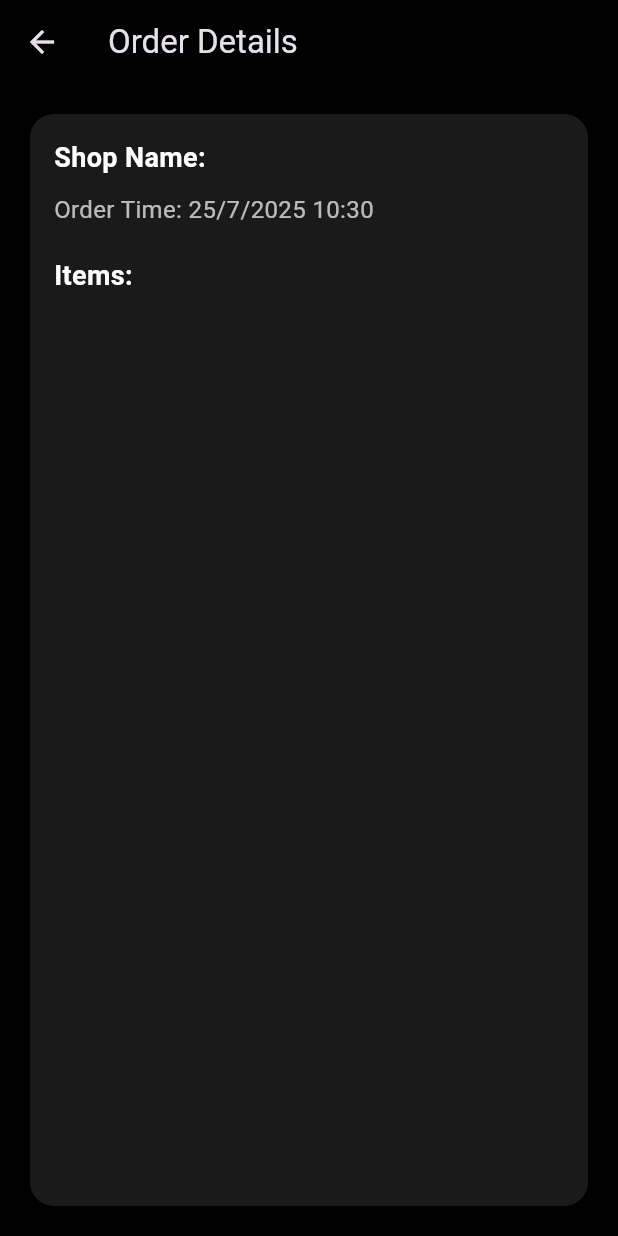
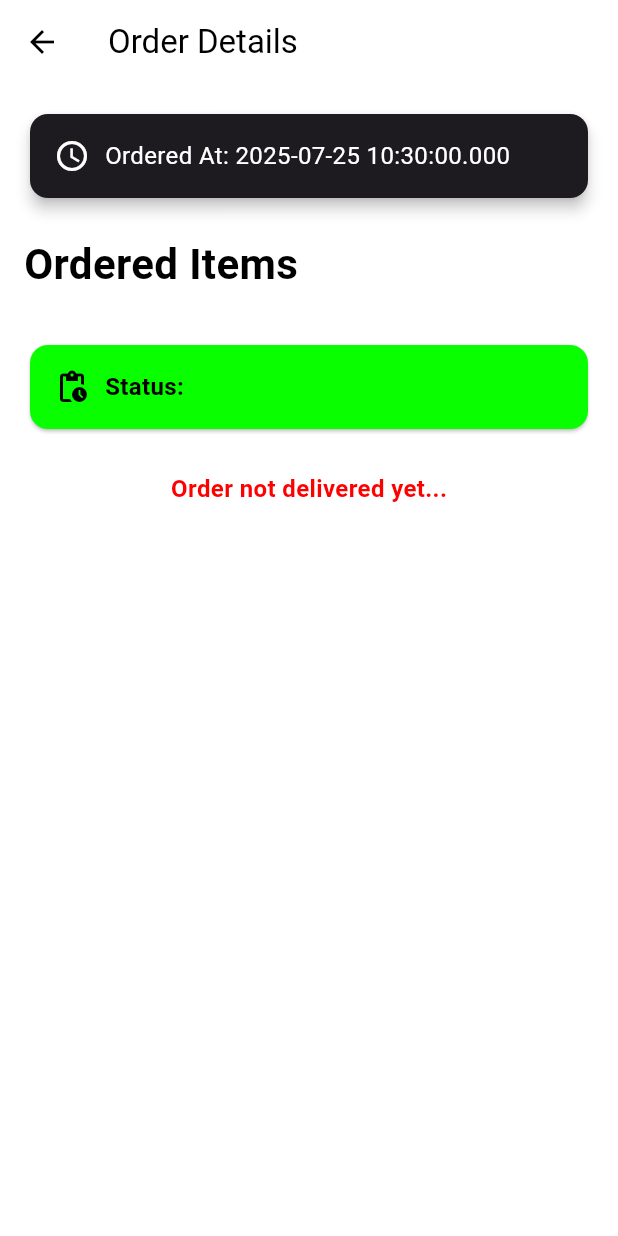
Before and after one commit to Sanka43/KitchenSync, a Flutter app: the OrderDetailPage screen opened directly with empty values, on a phone screen of 412 x 824 dp. Run offline on Flutter 3.47's test engine with Material 3 defaults, Android fonts, the phone set to English and light mode, and no system bars; our stand-ins replace cloud_firestore, firebase_auth, firebase_core, firebase_database, firebase_storage, fl_chart and 2 more; accounts and stored records are empty.

Commit message:
oder details page done

```diff
--- a/lib/views/hotel/order_detail_page.dart
+++ b/lib/views/hotel/order_detail_page.dart
@@ -6,96 +6,185 @@
 
   const OrderDetailPage({Key? key, required this.orderDoc}) : super(key: key);
 
-  Future<String> _getShopName(String shopId) async {
-    final shopDoc = await FirebaseFirestore.instance
-        .collection('shops')
-        .doc(shopId)
-        .get();
-    return shopDoc.exists ? shopDoc['name'] ?? 'Unknown Shop' : 'Unknown Shop';
-  }
-
   @override
   Widget build(BuildContext context) {
     final orderData = orderDoc.data() as Map<String, dynamic>;
-    final createdAt = (orderData['createdAt'] as Timestamp?)?.toDate();
-    final shopId = orderData['shopId'] ?? '';
-    final items = orderData['items'] as List<dynamic>? ?? [];
+    final Timestamp? timestamp = orderData['createdAt'];
+    final DateTime? createdAt = timestamp?.toDate();
 
-    return FutureBuilder<String>(
-      future: _getShopName(shopId),
-      builder: (context, snapshot) {
-        final shopName = snapshot.data ?? 'Loading...';
+    final String status = orderData['status'] ?? 'unknown';
+    final List<dynamic> items = orderData['items'] ?? [];
 
     return Scaffold(
       appBar: AppBar(
-            title: const Text('Order Details'),
-            backgroundColor: Colors.black87,
+        foregroundColor: Colors.black,
+        title: const Text("Order Details"),
+        backgroundColor: const Color.fromARGB(255, 255, 255, 255),
       ),
-          backgroundColor: Colors.black,
-          body: Padding(
+      backgroundColor: Colors.white,
+      body: SingleChildScrollView(
         padding: const EdgeInsets.all(16.0),
-            child: Card(
-              color: Colors.white.withOpacity(0.1),
+        child: Column(
+          crossAxisAlignment: CrossAxisAlignment.start,
+          children: [
+            Card(
+              elevation: 4,
               shape: RoundedRectangleBorder(
-                borderRadius: BorderRadius.circular(16),
+                borderRadius: BorderRadius.circular(12),
               ),
               child: Padding(
-                padding: const EdgeInsets.all(16),
-                child: ListView(
+                padding: const EdgeInsets.all(16.0),
+                child: Row(
                   children: [
+                    const Icon(
+                      Icons.access_time,
+                      color: Color.fromARGB(255, 255, 255, 255),
+                    ),
+                    const SizedBox(width: 10),
                     Text(
-                      'Shop Name: $shopName',
-                      style: const TextStyle(
-                        fontSize: 18,
-                        color: Colors.white,
-                        fontWeight: FontWeight.bold,
+                      createdAt != null
+                          ? 'Ordered At: ${createdAt.toLocal()}'
+                          : 'Date not available',
+                      style: const TextStyle(fontSize: 16),
                     ),
+                  ],
                 ),
-                    const SizedBox(height: 10),
-                    if (createdAt != null)
-                      Text(
-                        'Order Time: ${createdAt.day}/${createdAt.month}/${createdAt.year} '
-                        '${createdAt.hour}:${createdAt.minute.toString().padLeft(2, '0')}',
-                        style: const TextStyle(
-                          fontSize: 16,
-                          color: Colors.white70,
               ),
             ),
             const SizedBox(height: 20),
             const Text(
-                      'Items:',
+              'Ordered Items',
               style: TextStyle(
-                        fontSize: 18,
-                        color: Colors.white,
+                fontSize: 28,
                 fontWeight: FontWeight.bold,
+                color: Colors.black,
               ),
             ),
             const SizedBox(height: 10),
             ...items.map((item) {
-                      final itemId = item['itemId'] ?? 'Unknown';
-                      final quantity = item['quantity'] ?? '0';
-                      return ListTile(
+              final itemMap = item as Map<String, dynamic>;
+              return Card(
+                margin: const EdgeInsets.symmetric(vertical: 6),
+                shape: RoundedRectangleBorder(
+                  borderRadius: BorderRadius.circular(12),
+                ),
+                child: ListTile(
+                  leading: const Icon(
+                    Icons.inventory_2,
+                    color: Color.fromARGB(255, 255, 255, 255),
+                  ),
                   title: Text(
-                          itemId.toString(),
-                          style: const TextStyle(color: Colors.white),
+                    itemMap['itemId'] ?? '',
+                    style: const TextStyle(
+                      fontSize: 22,
+                      color: Color.fromARGB(255, 255, 255, 255),
+                    ),
                   ),
                   subtitle: Text(
-                          'Quantity: $quantity',
-                          style: const TextStyle(color: Colors.white70),
+                    'Quantity: ${itemMap['quantity'] ?? ''}',
+                    style: const TextStyle(
+                      fontSize: 16,
+                      color: Color.fromARGB(255, 255, 255, 255),
                     ),
-                        leading: const Icon(
-                          Icons.shopping_cart,
-                          color: Colors.white54,
+                  ),
                 ),
               );
             }).toList(),
+            const SizedBox(height: 20),
+            Card(
+              color: status == 'delivered'
+                  ? Colors.green[100]
+                  : const Color.fromARGB(255, 9, 255, 0),
+              shape: RoundedRectangleBorder(
+                borderRadius: BorderRadius.circular(12),
+              ),
+              child: Padding(
+                padding: const EdgeInsets.all(16.0),
+                child: Row(
+                  children: [
+                    Icon(
+                      status == 'delivered'
+                          ? Icons.check_circle
+                          : Icons.pending_actions,
+                      color: status == 'delivered'
+                          ? const Color.fromARGB(255, 255, 255, 255)
+                          : const Color.fromARGB(255, 0, 0, 0),
+                    ),
+                    const SizedBox(width: 10),
+                    Text(
+                      'Status: ${status.toUpperCase()}',
+                      style: TextStyle(
+                        fontSize: 16,
+                        fontWeight: FontWeight.bold,
+                        color: status == 'delivered'
+                            ? const Color.fromARGB(255, 255, 255, 255)
+                            : const Color.fromARGB(255, 0, 0, 0),
+                      ),
+                    ),
                   ],
                 ),
               ),
             ),
+            const SizedBox(height: 24),
+            if (status == 'delivered')
+              Center(
+                child: ElevatedButton.icon(
+                  icon: const Icon(Icons.done_all),
+                  label: const Text("Confirm Delivery"),
+                  style: ElevatedButton.styleFrom(
+                    backgroundColor: Colors.teal,
+                    padding: const EdgeInsets.symmetric(
+                      horizontal: 24,
+                      vertical: 12,
+                    ),
+                    shape: RoundedRectangleBorder(
+                      borderRadius: BorderRadius.circular(20),
+                    ),
+                  ),
+                  onPressed: () async {
+                    try {
+                      final firestore = FirebaseFirestore.instance;
+
+                      // Save to history
+                      await firestore.collection('history').add({
+                        ...orderData,
+                        'confirmedAt': Timestamp.now(),
+                      });
+
+                      // Delete from orders
+                      await orderDoc.reference.delete();
+
+                      ScaffoldMessenger.of(context).showSnackBar(
+                        const SnackBar(
+                          content: Text(
+                            "Order confirmed and removed from list!",
+                          ),
                         ),
                       );
+
+                      Navigator.pop(context); // Go back to list
+                    } catch (e) {
+                      ScaffoldMessenger.of(
+                        context,
+                      ).showSnackBar(SnackBar(content: Text("Error: $e")));
+                    }
                   },
+                ),
+              )
+            else
+              Center(
+                child: Text(
+                  'Order not delivered yet...',
+                  style: TextStyle(
+                    color: const Color.fromARGB(255, 255, 0, 0),
+                    fontSize: 16,
+                    fontWeight: FontWeight.w600,
+                  ),
+                ),
+              ),
+          ],
+        ),
+      ),
     );
   }
 }
```
Lines whose indentation alone changed are shown as unchanged.
